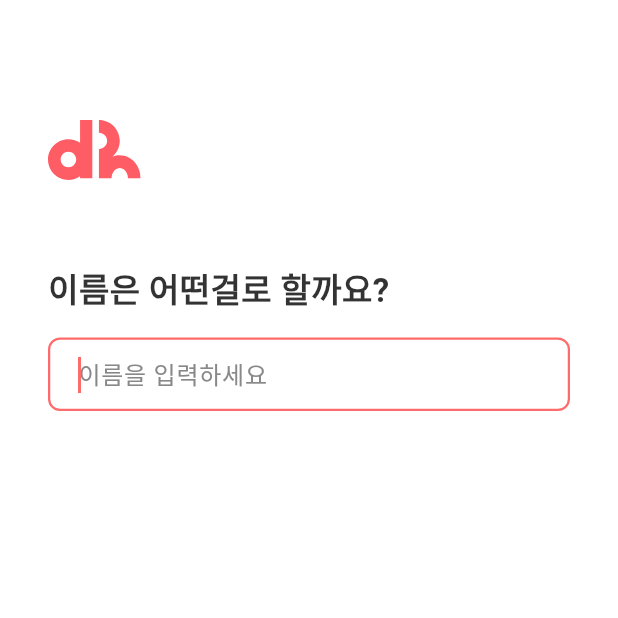
After one commit to xxcordeau/DailyRoutines, a Flutter app: the screen it shows after launch, on a phone screen of 412 x 824 dp, the top half of it. The commit adds this screen. Run offline on Flutter 3.47's test engine with Material 3 defaults, Android fonts, the phone set to English and light mode, and no system bars; our stand-ins replace flutter_riverpod, flutter_svg, go_router, hive, hive_flutter, hugeicons; missing offline and left inert: home_widget; accounts and stored records are empty; Roboto replaces fonts that are missing (Pretendard).

Commit message:
온보딩, 닉네임 관리, 날짜 변경 감지, 드래그 순서 변경, 설정 기능, iOS 위젯 연동

```diff
--- a/lib/core/router/app_router.dart
+++ b/lib/core/router/app_router.dart
@@ -1,4 +1,6 @@
 import 'package:go_router/go_router.dart';
+import '../../data/local/hive_service.dart';
+import '../../features/onboarding/screens/onboarding_screen.dart';
 import '../../features/home/screens/home_screen.dart';
 import '../../features/history/screens/history_screen.dart';
 import '../../features/settings/screens/settings_screen.dart';
@@ -7,7 +9,19 @@ import '../../shared/widgets/app_shell.dart';
 
 final appRouter = GoRouter(
   initialLocation: '/home',
+  redirect: (context, state) {
+    final nickname =
+        HiveService.settings.get('nickname', defaultValue: '') as String;
+    if (nickname.isEmpty && state.matchedLocation != '/onboarding') {
+      return '/onboarding';
+    }
+    return null;
+  },
   routes: [
+    GoRoute(
+      path: '/onboarding',
+      builder: (context, state) => const OnboardingScreen(),
+    ),
     ShellRoute(
       builder: (context, state, child) => AppShell(child: child),
       routes: [
--- a/lib/features/home/providers/tasks_provider.dart
+++ b/lib/features/home/providers/tasks_provider.dart
@@ -57,6 +57,11 @@ class TasksNotifier extends StateNotifier<List<Task>> {
     _load();
   }
 
+  Future<void> reorderSection(List<Task> reorderedSection) async {
+    await _repository.reorderSection(reorderedSection);
+    _load();
+  }
+
   void refresh() => _load();
 }
 
--- /dev/null
+++ b/lib/features/onboarding/screens/onboarding_screen.dart
@@ -0,0 +1,130 @@
+import 'package:flutter/material.dart';
+import 'package:flutter_riverpod/flutter_riverpod.dart';
+import 'package:flutter_svg/flutter_svg.dart';
+import 'package:go_router/go_router.dart';
+import '../../../core/constants/app_colors.dart';
+import '../../settings/providers/nickname_provider.dart';
+
+class OnboardingScreen extends ConsumerStatefulWidget {
+  const OnboardingScreen({super.key});
+
+  @override
+  ConsumerState<OnboardingScreen> createState() => _OnboardingScreenState();
+}
+
+class _OnboardingScreenState extends ConsumerState<OnboardingScreen> {
+  final _controller = TextEditingController();
+
+  @override
+  void initState() {
+    super.initState();
+    _controller.addListener(() => setState(() {}));
+  }
+
+  @override
+  void dispose() {
+    _controller.dispose();
+    super.dispose();
+  }
+
+  Future<void> _start() async {
+    final name = _controller.text.trim();
+    if (name.isEmpty) return;
+    await ref.read(nicknameProvider.notifier).setNickname(name);
+    if (mounted) context.go('/home');
+  }
+
+  @override
+  Widget build(BuildContext context) {
+    final hasInput = _controller.text.trim().isNotEmpty;
+
+    return Scaffold(
+      backgroundColor: Colors.white,
+      body: SafeArea(
+        child: Padding(
+          padding: const EdgeInsets.symmetric(horizontal: 32),
+          child: Column(
+            crossAxisAlignment: CrossAxisAlignment.start,
+            children: [
+              const SizedBox(height: 80),
+              // 로고
+              SizedBox(
+                height: 40,
+                child: AspectRatio(
+                  aspectRatio: 386 / 250,
+                  child: SvgPicture.asset(
+                    'assets/images/logo.svg',
+                    placeholderBuilder: (_) => const Text(
+                      'dh',
+                      style: TextStyle(
+                        fontSize: 36,
+                        fontWeight: FontWeight.w900,
+                        color: AppColors.primary,
+                        letterSpacing: -1,
+                      ),
+                    ),
+                  ),
+                ),
+              ),
+              const SizedBox(height: 56),
+              const Text(
+                '이름은 어떤걸로 할까요?',
+                style: TextStyle(
+                  fontSize: 22,
+                  fontWeight: FontWeight.w700,
+                  color: AppColors.textPrimary,
+                ),
+              ),
+              const SizedBox(height: 16),
+              TextField(
+                controller: _controller,
+                autofocus: true,
+                onSubmitted: (_) => _start(),
+                style: const TextStyle(
+                  fontSize: 16,
+                  fontWeight: FontWeight.w600,
+                  color: AppColors.textPrimary,
+                ),
+                decoration: InputDecoration(
+                  hintText: '이름을 입력하세요',
+                  hintStyle: TextStyle(
+                    color: AppColors.textSecondary,
+                    fontWeight: FontWeight.w400,
+                  ),
+                ),
+              ),
+              const SizedBox(height: 24),
+              AnimatedOpacity(
+                opacity: hasInput ? 1.0 : 0.0,
+                duration: const Duration(milliseconds: 200),
+                child: SizedBox(
+                  width: double.infinity,
+                  height: 52,
+                  child: ElevatedButton(
+                    onPressed: hasInput ? _start : null,
+                    style: ElevatedButton.styleFrom(
+                      backgroundColor: AppColors.primary,
+                      foregroundColor: Colors.white,
+                      disabledBackgroundColor: AppColors.primary,
+                      elevation: 0,
+                      shape: RoundedRectangleBorder(
+                        borderRadius: BorderRadius.circular(12),
+                      ),
+                    ),
+                    child: const Text(
+                      '시작하기',
+                      style: TextStyle(
+                        fontSize: 16,
+                        fontWeight: FontWeight.w700,
+                      ),
+                    ),
+                  ),
+                ),
+              ),
+            ],
+          ),
+        ),
+      ),
+    );
+  }
+}
--- a/lib/main.dart
+++ b/lib/main.dart
@@ -1,5 +1,6 @@
 import 'package:flutter/material.dart';
 import 'package:flutter_riverpod/flutter_riverpod.dart';
+import 'package:home_widget/home_widget.dart';
 import 'data/local/hive_service.dart';
 import 'app.dart';
 
@@ -7,6 +8,9 @@ void main() async {
   WidgetsFlutterBinding.ensureInitialized();
   await HiveService.init();
 
+  // iOS 위젯 App Group 설정
+  HomeWidget.setAppGroupId('group.com.dailyroutine.widget');
+
   runApp(
     const ProviderScope(
       child: DailyRoutineApp(),
--- a/pubspec.yaml
+++ b/pubspec.yaml
@@ -20,6 +20,7 @@ dependencies:
   path_provider: ^2.1.5
   hugeicons: ^0.0.7
   flutter_svg: ^2.0.10+1
+  home_widget: ^0.6.0
 
 dev_dependencies:
   flutter_test:
```
Also changed, not shown: lib/core/utils/widget_helper.dart (added, +12 -0 lines), lib/data/repositories/task_repository.dart (+18 -0 lines), lib/features/home/screens/home_screen.dart (+84 -19 lines), lib/features/home/widgets/home_header.dart (+15 -12 lines), lib/features/settings/providers/nickname_provider.dart (added, +23 -0 lines), lib/features/settings/screens/settings_screen.dart (+87 -72 lines), pubspec.lock, 1 other file.
